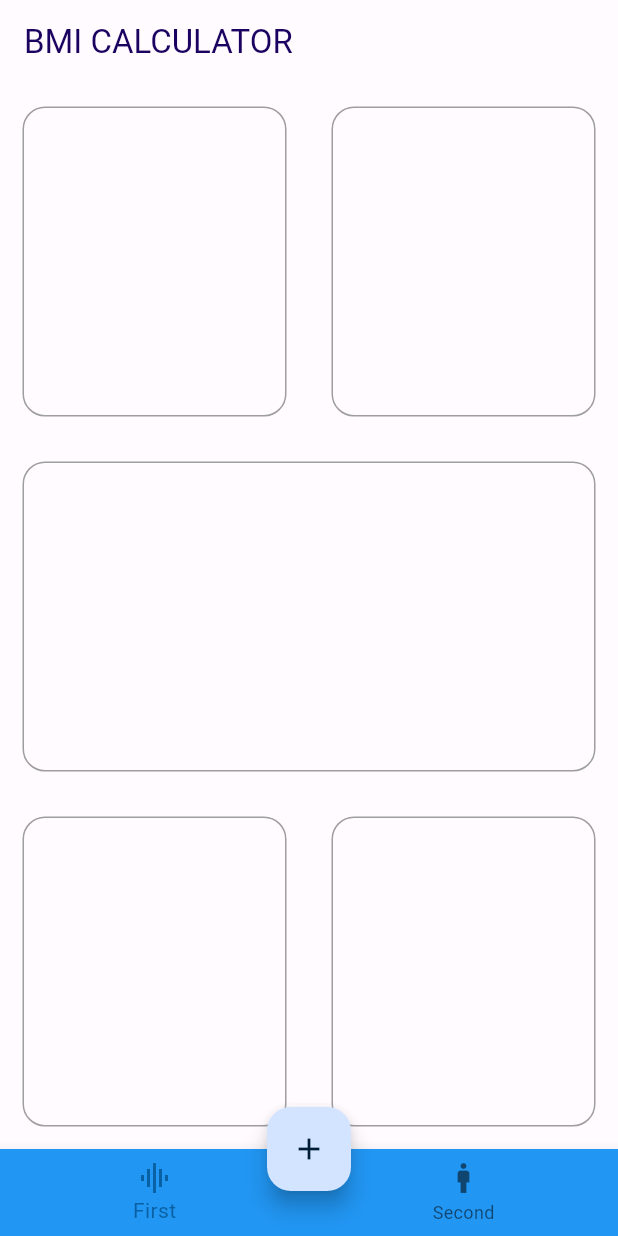
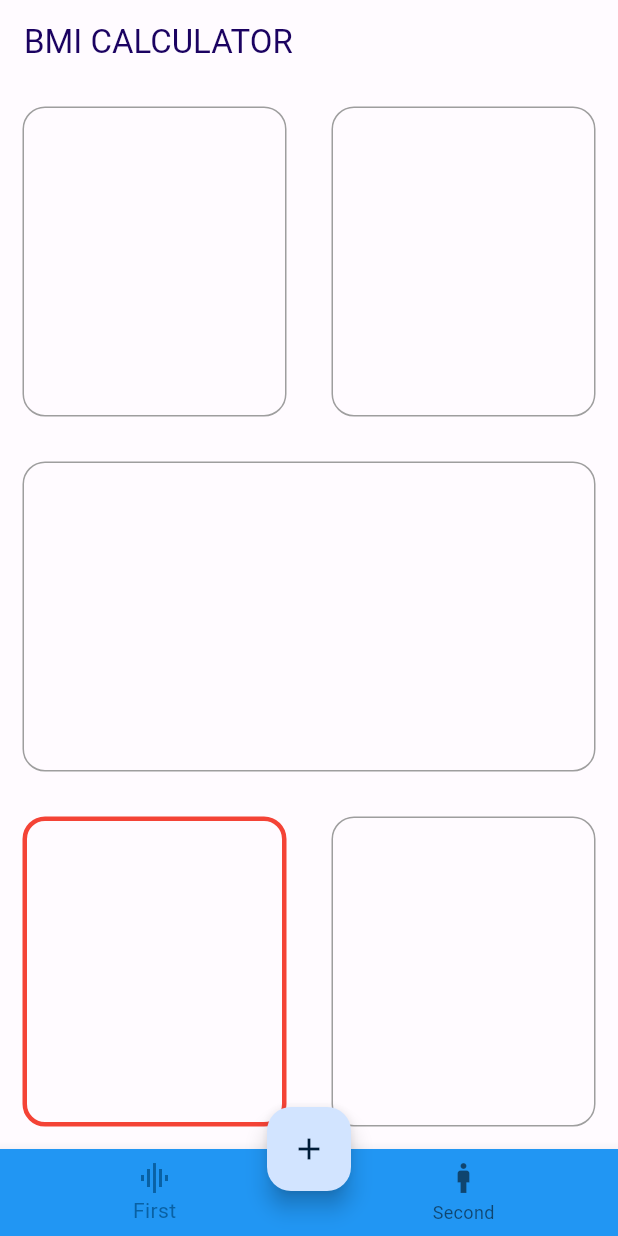
Before and after one commit to leksidev/flutter_bmi_app_by_leksiDev, a Flutter app: the screen it shows after launch, on a phone screen of 412 x 824 dp. Run offline on Flutter 3.47's test engine with Material 2 defaults, Android fonts, the phone set to English and light mode, and no system bars.

Commit message:
added property cardborder to ReusableCard widget

```diff
--- a/lib/input_page.dart
+++ b/lib/input_page.dart
@@ -4,6 +4,7 @@ class InputPage extends StatefulWidget {
   const InputPage({super.key});
 
   @override
+  // ignore: library_private_types_in_public_api
   _InputPageState createState() => _InputPageState();
 }
 
@@ -20,27 +21,31 @@ class _InputPageState extends State<InputPage> {
         children: [
           Expanded(
             child: Row(
-              children: const [
+              children: [
                 Expanded(
-                  child: ReusableCard(),
+                  child:
+                      ReusableCard(cardborder: Border.all(color: Colors.grey)),
                 ),
                 Expanded(
-                  child: ReusableCard(),
+                  child:
+                      ReusableCard(cardborder: Border.all(color: Colors.grey)),
                 ),
               ],
             ),
           ),
-          const Expanded(
-            child: ReusableCard(),
+          Expanded(
+            child: ReusableCard(cardborder: Border.all(color: Colors.grey)),
           ),
           Expanded(
             child: Row(
-              children: const [
+              children: [
                 Expanded(
-                  child: ReusableCard(),
+                  child: ReusableCard(
+                      cardborder: Border.all(color: Colors.red, width: 3.0)),
                 ),
                 Expanded(
-                  child: ReusableCard(),
+                  child:
+                      ReusableCard(cardborder: Border.all(color: Colors.grey)),
                 ),
               ],
             ),
@@ -70,16 +75,14 @@ class _InputPageState extends State<InputPage> {
 }
 
 class ReusableCard extends StatelessWidget {
-  const ReusableCard({
-    Key? key,
-  }) : super(key: key);
+  Border cardborder;
+  ReusableCard({super.key, required this.cardborder});
 
   @override
   Widget build(BuildContext context) {
     return Container(
       decoration: BoxDecoration(
-          border: Border.all(color: Colors.grey),
-          borderRadius: BorderRadius.circular(15.0)),
+          border: cardborder, borderRadius: BorderRadius.circular(15.0)),
       margin: const EdgeInsets.all(15.0),
     );
   }
```
